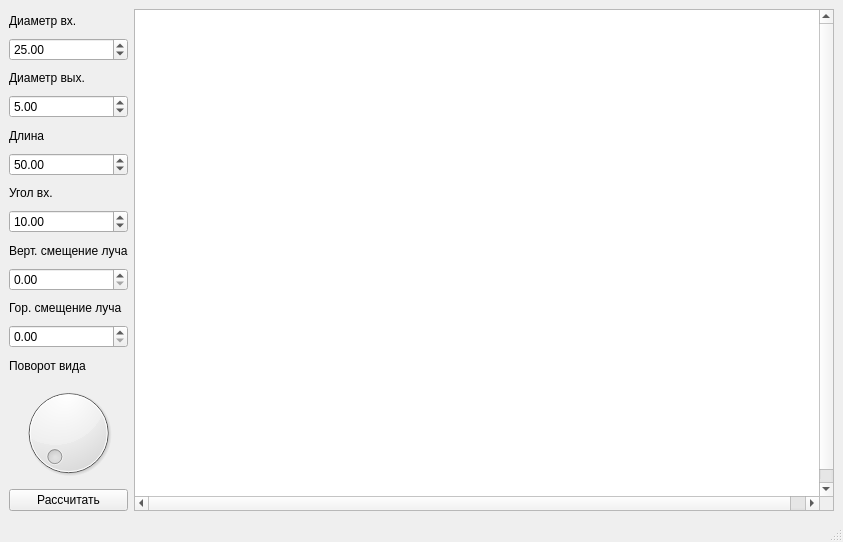
Above: mainwindow.ui from cool-palace/Focon before the change. Below: the same form after it.
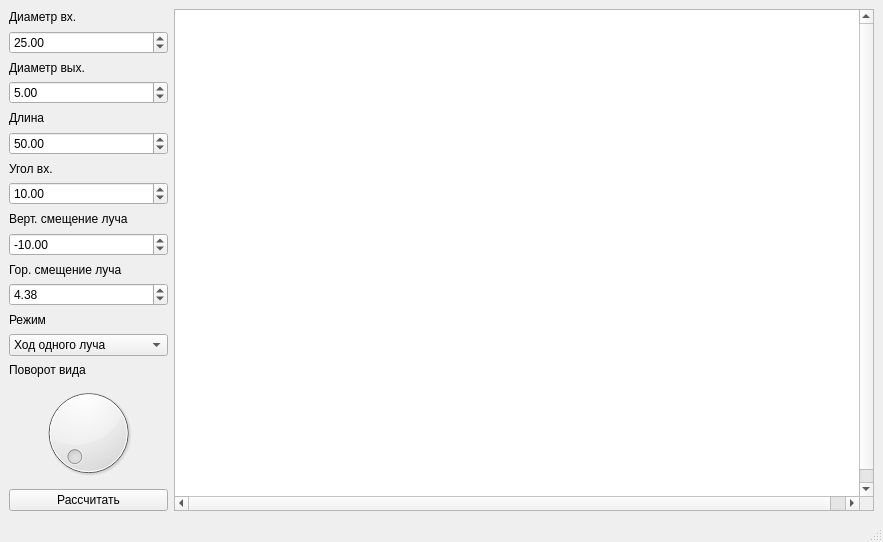
That is the form after the change.

Commit message: Added angle-based sampling mode

Diff of the .ui file:
```diff
--- a/mainwindow.ui
+++ b/mainwindow.ui
@@ -117,9 +117,15 @@
         </item>
         <item>
          <widget class="QDoubleSpinBox" name="height">
+          <property name="minimum">
+           <double>-99.989999999999995</double>
+          </property>
           <property name="singleStep">
            <double>0.500000000000000</double>
           </property>
+          <property name="value">
+           <double>-10.000000000000000</double>
+          </property>
          </widget>
         </item>
         <item>
@@ -131,9 +137,46 @@
         </item>
         <item>
          <widget class="QDoubleSpinBox" name="offset">
+          <property name="minimum">
+           <double>-99.989999999999995</double>
+          </property>
           <property name="singleStep">
            <double>0.500000000000000</double>
           </property>
+          <property name="value">
+           <double>4.380000000000000</double>
+          </property>
+         </widget>
+        </item>
+        <item>
+         <widget class="QLabel" name="label">
+          <property name="text">
+           <string>Режим</string>
+          </property>
+         </widget>
+        </item>
+        <item>
+         <widget class="QComboBox" name="mode">
+          <item>
+           <property name="text">
+            <string>Ход одного луча</string>
+           </property>
+          </item>
+          <item>
+           <property name="text">
+            <string>Массив по углу</string>
+           </property>
+          </item>
+          <item>
+           <property name="text">
+            <string>Массив по координате</string>
+           </property>
+          </item>
+          <item>
+           <property name="text">
+            <string>Метод Монте-Карло</string>
+           </property>
+          </item>
          </widget>
         </item>
         <item>
```
The commit also changes 3 other files.
